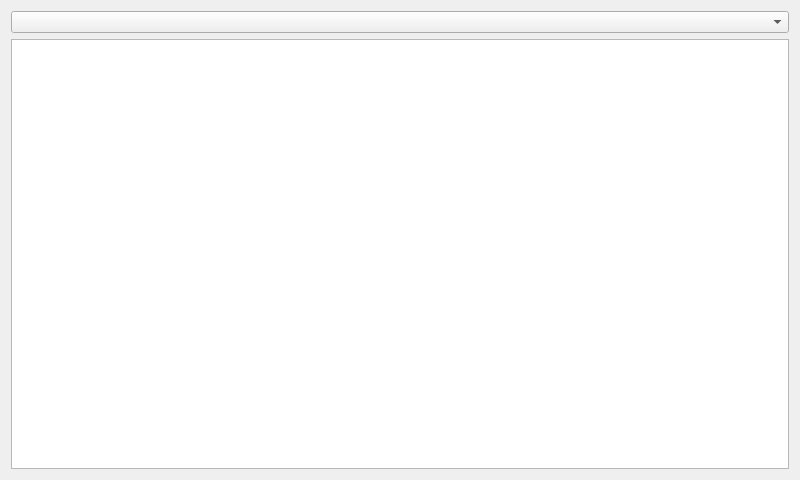
Qt form mainwindow.ui (dgitz/icarus_gui) before a commit.
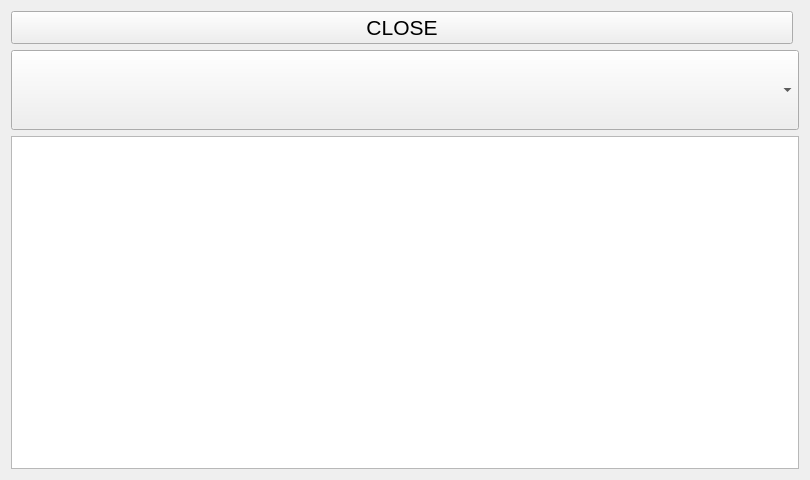
The same form after that commit.

```diff
--- a/mainwindow.ui
+++ b/mainwindow.ui
@@ -14,13 +14,43 @@
    <string>MainWindow</string>
   </property>
   <widget class="QWidget" name="centralWidget">
-   <layout class="QVBoxLayout" name="verticalLayout">
-    <item>
-     <widget class="QComboBox" name="comboBox"/>
+   <layout class="QGridLayout" name="gridLayout">
+    <item row="0" column="0">
+     <widget class="QPushButton" name="bCLOSE">
+      <property name="minimumSize">
+       <size>
+        <width>782</width>
+        <height>0</height>
+       </size>
+      </property>
+      <property name="maximumSize">
+       <size>
+        <width>782</width>
+        <height>16777215</height>
+       </size>
+      </property>
+      <property name="font">
+       <font>
+        <pointsize>16</pointsize>
+       </font>
+      </property>
+      <property name="text">
+       <string>CLOSE</string>
+      </property>
+     </widget>
     </item>
-    <item>
+    <item row="2" column="0" colspan="2">
      <widget class="QTextBrowser" name="textBrowser"/>
     </item>
+    <item row="1" column="0" colspan="2">
+     <widget class="QComboBox" name="comboBox">
+      <property name="font">
+       <font>
+        <pointsize>48</pointsize>
+       </font>
+      </property>
+     </widget>
+    </item>
    </layout>
   </widget>
  </widget>
```
